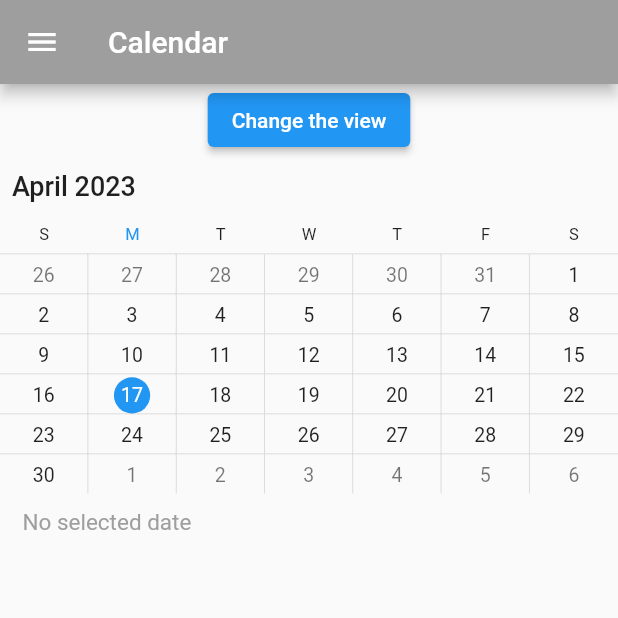
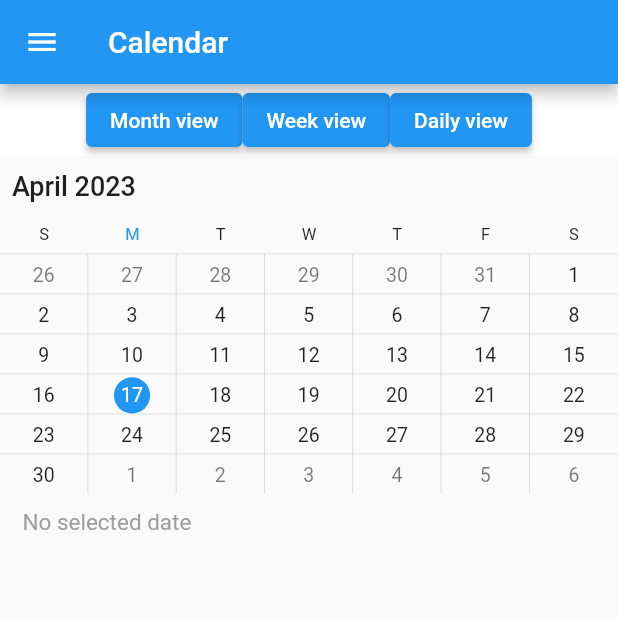
Before and after one commit to uhrinbea22/XPT, a Flutter app: the screen it shows once a user with an empty profile is signed in, in the side drawer, after a tap on "Calendar", on a phone screen of 412 x 824 dp, the top half of it. Run offline on Flutter 3.47's test engine with Material 2 defaults, Android fonts, the phone set to English and light mode, and no system bars; drawn by our look-alikes of syncfusion_flutter_calendar; our stand-ins replace cloud_firestore, firebase_auth, firebase_core, firebase_storage, google_maps_flutter, image_picker and 3 more; missing offline and left inert: dynamic_themes; accounts and stored records are empty; network calls fail.

Commit message:
more fixes

```diff
--- a/app/lib/screens/authenticate/authenticate.dart
+++ b/app/lib/screens/authenticate/authenticate.dart
@@ -13,16 +13,16 @@ class Authenticate extends StatefulWidget {
 
 class _AuthenticateState extends State<Authenticate> {
   bool showSignIn = true;
-  void toggelView() {
+  void toggleView() {
     setState(() => showSignIn = !showSignIn);
   }
 
   @override
   Widget build(BuildContext context) {
     if (showSignIn) {
-      return SignIn(toggelView: toggelView);
+      return SignIn(toggleView: toggleView);
     } else {
-      return SignUp(toggelView: toggelView);
+      return SignUp(toggleView: toggleView);
     }
   }
 }
--- a/app/lib/screens/authenticate/sign_in.dart
+++ b/app/lib/screens/authenticate/sign_in.dart
@@ -2,8 +2,8 @@ import 'package:app/services/auth_service.dart';
 import 'package:flutter/material.dart';
 
 class SignIn extends StatefulWidget {
-  final Function toggelView;
-  SignIn({required this.toggelView});
+  final Function toggleView;
+  SignIn({required this.toggleView});
   @override
   _SignInState createState() => _SignInState();
 }
@@ -37,7 +37,7 @@ class _SignInState extends State<SignIn> {
           actions: <Widget>[
             TextButton.icon(
                 onPressed: () {
-                  widget.toggelView();
+                  widget.toggleView();
                 },
                 style: TextButton.styleFrom(
                   primary: const Color.fromARGB(255, 25, 28, 29),
--- a/app/lib/screens/authenticate/sign_up.dart
+++ b/app/lib/screens/authenticate/sign_up.dart
@@ -2,8 +2,8 @@ import 'package:flutter/material.dart';
 import '../../services/auth_service.dart';
 
 class SignUp extends StatefulWidget {
-  final Function toggelView;
-  SignUp({required this.toggelView});
+  final Function toggleView;
+  SignUp({required this.toggleView});
   @override
   _SignUpState createState() => _SignUpState();
 }
@@ -29,7 +29,7 @@ class _SignUpState extends State<SignUp> {
         actions: <Widget>[
           TextButton.icon(
               onPressed: () {
-                widget.toggelView();
+                widget.toggleView();
               },
               style: TextButton.styleFrom(
                 backgroundColor: const Color.fromARGB(120, 120, 255, 255),
--- a/app/lib/screens/home/calendar.dart
+++ b/app/lib/screens/home/calendar.dart
@@ -1,17 +1,10 @@
-import 'dart:math';
-import 'package:app/screens/home/flutter_diagram.dart';
-import 'package:app/screens/home/notification.dart';
-import 'package:app/screens/home/theme_manager.dart';
 import 'package:app/screens/home/transactions/transactions_detailview.dart';
 import 'package:cloud_firestore/cloud_firestore.dart';
-import 'package:dynamic_themes/dynamic_themes.dart';
 import 'package:firebase_auth/firebase_auth.dart';
 import 'package:firebase_core/firebase_core.dart';
 import 'package:flutter/cupertino.dart';
 import 'package:flutter/material.dart';
 import 'package:flutter/scheduler.dart';
-import 'package:intl/intl.dart';
-import 'package:provider/provider.dart';
 import 'package:syncfusion_flutter_calendar/calendar.dart';
 import '../../firebase_options.dart';
 import '../../services/auth_service.dart';
@@ -23,10 +16,6 @@ void main() async {
     options: DefaultFirebaseOptions.currentPlatform,
   );
   runApp(Calendar());
-  /* runApp(ChangeNotifierProvider<ThemeNotifier>(
-    create: (_) => new ThemeNotifier(),
-    child: Calendar(),
-  )); */
 }
 
 class Calendar extends StatelessWidget {
@@ -40,7 +29,6 @@ class Calendar extends StatelessWidget {
         drawer: NavDrawer(),
         appBar: AppBar(
           title: Text(appTitle),
-          backgroundColor: Colors.grey,
         ),
         body: MyCalendar(),
       ),
@@ -60,7 +48,7 @@ class Cal extends State<MyCalendar> {
   List<Color> _colorCollection = <Color>[];
   MeetingDataSource? events;
   final databaseReference = FirebaseFirestore.instance;
-  late List<Meeting> meetings;
+  late List<TransactionEvent> meetings;
 
   @override
   void initState() {
@@ -90,25 +78,27 @@ class Cal extends State<MyCalendar> {
         .where('expense', isEqualTo: true)
         .get();
 
-    List<Meeting> incomes = incomeSnapShots.docs
-        .map((e) => Meeting(
+    List<TransactionEvent> incomes = incomeSnapShots.docs
+        .map((e) => TransactionEvent(
               e.data()['title'],
               (e.data()['date'] as Timestamp).toDate(),
               (e.data()['date'] as Timestamp).toDate(),
+              true,
               Colors.green,
-            true))
+            ))
         .toList();
 
-    List<Meeting> expenses = expenseSnapShots.docs
-        .map((e) => Meeting(
+    List<TransactionEvent> expenses = expenseSnapShots.docs
+        .map((e) => TransactionEvent(
               e.data()['title'],
               (e.data()['date'] as Timestamp).toDate(),
               (e.data()['date'] as Timestamp).toDate(),
+              true,
               Colors.black,
-            true))
+            ))
         .toList();
 
-    List<Meeting> bigList = incomes + expenses;
+    List<TransactionEvent> bigList = incomes + expenses;
 
     setState(() {
       events = MeetingDataSource(bigList);
@@ -126,7 +116,7 @@ class Cal extends State<MyCalendar> {
   }
 
   void calendarTapped(CalendarTapDetails calendarTapDetails) {
-    Meeting meeting = calendarTapDetails.appointments![0];
+    TransactionEvent meeting = calendarTapDetails.appointments![0];
     if (calendarTapDetails.targetElement == CalendarElement.appointment) {
       Navigator.push(
         context,
@@ -142,21 +132,33 @@ class Cal extends State<MyCalendar> {
         drawer: NavDrawer(),
         body: Column(
           children: [
+            Container(
+              color: Colors.white,
+              child:
+                  Row(mainAxisAlignment: MainAxisAlignment.center, children: [
                 ElevatedButton(
                   onPressed: () => setState(() {
-                if (_controller.view == CalendarView.day) {
                     _controller.view = CalendarView.month;
-                } else {
+                  }),
+                  child: Text('Month view'),
+                ),
+                ElevatedButton(
+                  onPressed: () => setState(() {
+                    _controller.view = CalendarView.week;
+                  }),
+                  child: Text('Week view'),
+                ),
+                ElevatedButton(
+                  onPressed: () => setState(() {
                     _controller.view = CalendarView.day;
-                }
-                print(_controller.view);
                   }),
-              child: Text('Change the view'),
+                  child: Text('Daily view'),
+                ),
+              ]),
             ),
             SfCalendar(
               controller: _controller,
               view: CalendarView.month,
-              //initialDisplayDate: DateTime(2023, 4, 5, 9, 0, 0),
               dataSource: events,
               monthViewSettings: MonthViewSettings(
                 showAgenda: true,
@@ -169,18 +171,8 @@ class Cal extends State<MyCalendar> {
 }
 
 class TransactionEvent {
-  TransactionEvent(this.eventName, this.startTime, this.endTime, this.isAllDay,
-      this.background);
-
-  String eventName;
-  DateTime startTime;
-  DateTime endTime;
-  bool isAllDay;
-  Color background;
-}
-
-class Meeting {
-  Meeting(this.eventName, this.from, this.to, this.background, this.isAllDay);
+  TransactionEvent(
+      this.eventName, this.from, this.to, this.isAllDay, this.background);
 
   String eventName;
   DateTime from;
@@ -190,7 +182,7 @@ class Meeting {
 }
 
 class MeetingDataSource extends CalendarDataSource {
-  MeetingDataSource(List<Meeting> source) {
+  MeetingDataSource(List<TransactionEvent> source) {
     appointments = source;
   }
 
--- a/app/lib/screens/home/menu.dart
+++ b/app/lib/screens/home/menu.dart
@@ -21,18 +21,14 @@ class NavDrawer extends StatelessWidget {
   @override
   Widget build(BuildContext context) {
     return Drawer(
-      backgroundColor: Colors.white,
       child: ListView(
         padding: EdgeInsets.zero,
         children: <Widget>[
           const DrawerHeader(
-              decoration: BoxDecoration(
-                color: Colors.white,
-              ),
               child: Text(
-                'Menu',
-                style: TextStyle(color: Colors.black, fontSize: 25),
-              )),
+            'Menu',
+            style: TextStyle(color: Colors.black, fontSize: 25),
+          )),
           ExpansionTile(
             leading: const Icon(Icons.border_color),
             title: const Text('Transactions'),
@@ -68,7 +64,6 @@ class NavDrawer extends StatelessWidget {
               ),
             ],
           ),
-
           ListTile(
             leading: const Icon(Icons.calendar_month),
             title: const Text('Calendar'),
@@ -99,7 +94,6 @@ class NavDrawer extends StatelessWidget {
               ),
             },
           ),
-
           ListTile(
             leading: const Icon(Icons.verified_user_sharp),
             title: const Text('Profile'),
@@ -110,7 +104,6 @@ class NavDrawer extends StatelessWidget {
               ),
             },
           ),
-          // TODO : move it to createTransaction
           ListTile(
             leading: const Icon(Icons.settings),
             title: const Text('Settings'),
--- a/app/lib/screens/home/profile.dart
+++ b/app/lib/screens/home/profile.dart
@@ -50,7 +50,7 @@ class MyCustomFormStat extends State<ProfileStateful> {
             ),
             Text(displayName == null ? "Set a displayname" : displayName),
 
-            //TODO : do this as setstate
+
 
             TextFormField(
               controller: displayNameController,
--- a/app/pubspec.yaml
+++ b/app/pubspec.yaml
@@ -55,6 +55,7 @@ dependencies:
   material_color_generator: ^1.1.0
   flutter_colorpicker: ^1.0.3
   dynamic_themes: ^1.1.0
+  loading_animation_widget: ^1.2.0+4
 
 dev_dependencies:
   flutter_test:
```
Also changed, not shown: app/lib/models/transact.dart (+8 -4 lines), app/lib/screens/home/categories/add_category_limit.dart (+7 -5 lines), app/lib/screens/home/categories/list_category_limits.dart (+8 -1 lines), app/lib/screens/home/transactions/category_list.dart (+9 -2 lines), app/lib/screens/home/transactions/create_transaction.dart (+13 -8 lines), app/lib/screens/home/transactions/list_all_transactions.dart (+9 -4 lines), app/lib/screens/home/transactions/list_transactions_by_category.dart (+8 -2 lines), app/lib/screens/home/transactions/transactions_detailview.dart (+8 -1 lines), app/pubspec.lock. Lines whose indentation alone changed are shown as unchanged.
